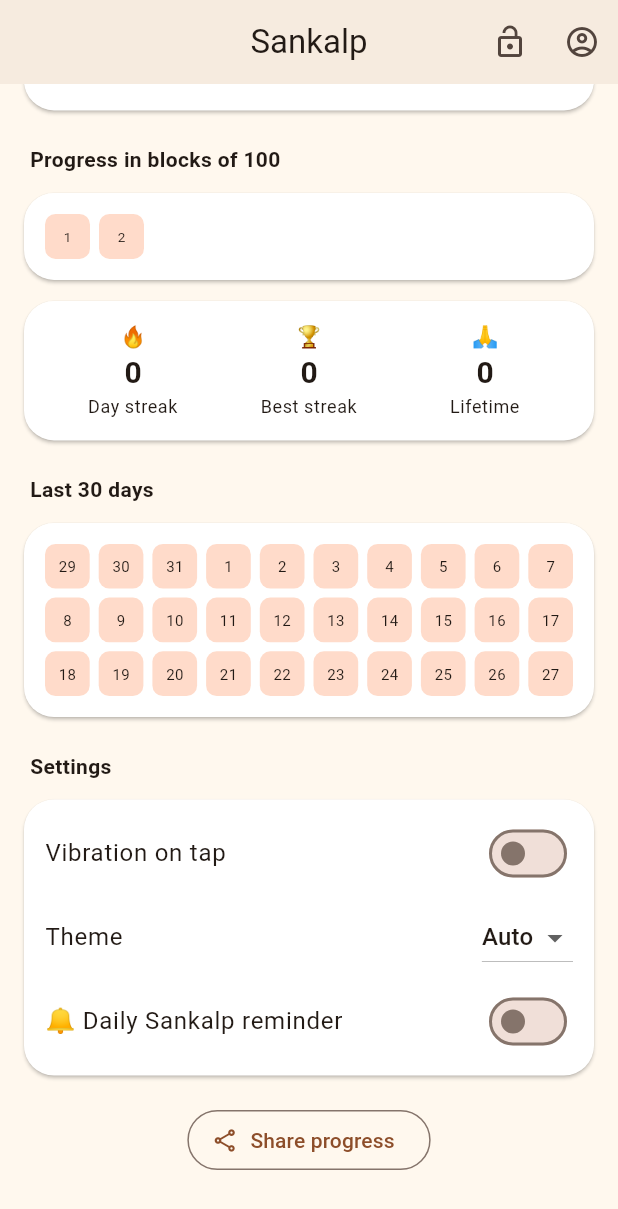
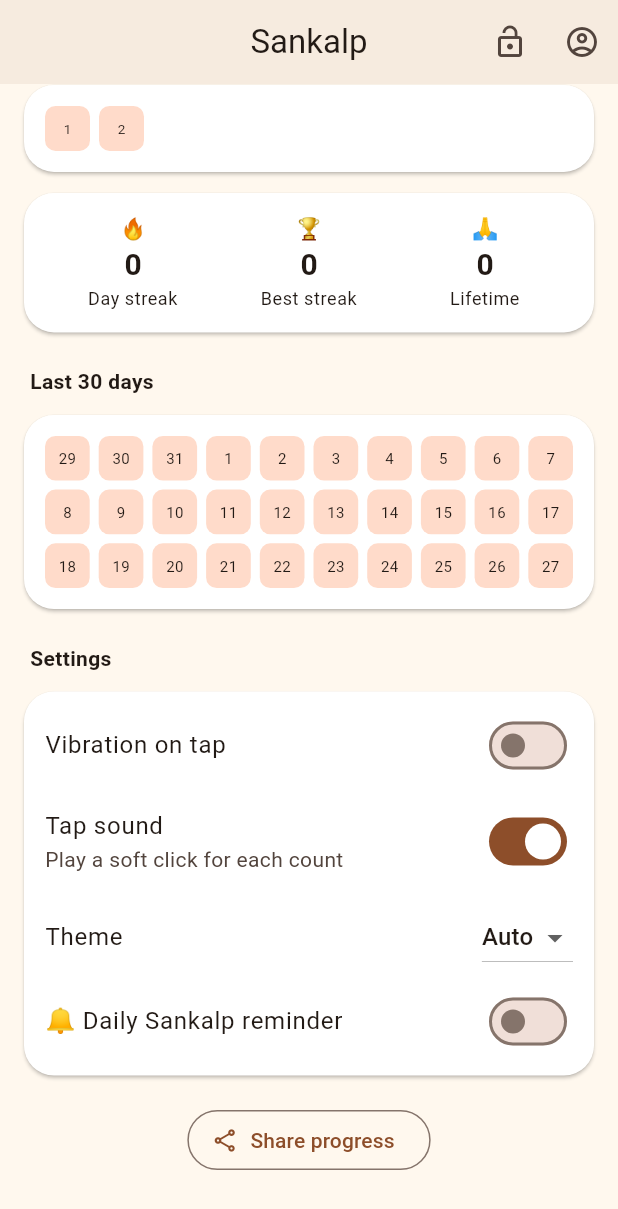
Before and after one commit to mickeysingh3312-bit/sankalp, a Flutter app: the screen it shows after launch, scrolled down 1152 dp, after a tap on "Vibration on tap", on a phone screen of 412 x 824 dp. Shown: the top 1209 px of the screen. Run offline on Flutter 3.47's test engine with Material 3 defaults, Android fonts, the light colour scheme and no system bars; our stand-ins replace flutter_local_notifications, flutter_secure_storage, flutter_timezone, in_app_purchase, share_plus, shared_preferences and 1 more.

Commit message:
Reset counts on Naam change and add tap sound

```diff
--- a/mobile/lib/src/app_controller.dart
+++ b/mobile/lib/src/app_controller.dart
@@ -37,6 +37,7 @@ class AppController extends ChangeNotifier {
   int bestStreak = 0;
   String theme = 'auto';
   bool vibrate = true;
+  bool tapSound = true;
   bool reminderEnabled = false;
   int reminderHour = 7;
   int reminderMinute = 0;
@@ -114,8 +115,17 @@ class AppController extends ChangeNotifier {
   }
 
   void selectMantra(String id, {String? custom}) {
+    final nextCustom = custom?.trim();
+    final changed = mantraId != id ||
+        (id == 'custom' && nextCustom != null && nextCustom != customMantra.trim());
     mantraId = id;
-    if (custom != null) customMantra = custom;
+    if (nextCustom != null) customMantra = nextCustom;
+    if (changed) {
+      count = 0;
+      tapCount = 0;
+      malaCount = 0;
+      writeCount = 0;
+    }
     _saveAndNotify();
   }
 
@@ -133,6 +143,11 @@ class AppController extends ChangeNotifier {
 
   void setVibration(bool value) {
     vibrate = value;
+    _saveAndNotify();
+  }
+
+  void setTapSound(bool value) {
+    tapSound = value;
     _saveAndNotify();
   }
 
@@ -214,6 +229,7 @@ class AppController extends ChangeNotifier {
           'goal': goal,
           'theme': theme,
           'vibrate': vibrate,
+          'tap_sound': tapSound,
           'reminder_enabled': reminderEnabled,
           'reminder_hour': reminderHour,
           'reminder_minute': reminderMinute,
@@ -311,6 +327,7 @@ class AppController extends ChangeNotifier {
       bestStreak = (json['best_streak'] as num?)?.toInt() ?? 0;
       theme = json['theme']?.toString() ?? 'auto';
       vibrate = json['vibrate'] as bool? ?? true;
+      tapSound = json['tap_sound'] as bool? ?? true;
       reminderEnabled = json['reminder_enabled'] as bool? ?? false;
       reminderHour = (json['reminder_hour'] as num?)?.toInt() ?? 7;
       reminderMinute = (json['reminder_minute'] as num?)?.toInt() ?? 0;
@@ -342,6 +359,7 @@ class AppController extends ChangeNotifier {
           'best_streak': bestStreak,
           'theme': theme,
           'vibrate': vibrate,
+          'tap_sound': tapSound,
           'reminder_enabled': reminderEnabled,
           'reminder_hour': reminderHour,
           'reminder_minute': reminderMinute,
--- a/mobile/lib/src/home_screen.dart
+++ b/mobile/lib/src/home_screen.dart
@@ -25,6 +25,7 @@ class _HomeScreenState extends State<HomeScreen> {
   void increment(JapMode selectedMode) {
     controller.increment(selectedMode);
     if (controller.vibrate) HapticFeedback.selectionClick();
+    if (controller.tapSound) SystemSound.play(SystemSoundType.click);
   }
 
   void openPremium() => Navigator.push(
@@ -499,6 +500,13 @@ class _HomeScreenState extends State<HomeScreen> {
                 value: controller.vibrate,
                 onChanged: controller.setVibration,
               ),
+              SwitchListTile(
+                contentPadding: EdgeInsets.zero,
+                title: const Text('Tap sound'),
+                subtitle: const Text('Play a soft click for each count'),
+                value: controller.tapSound,
+                onChanged: controller.setTapSound,
+              ),
               ListTile(
                 contentPadding: EdgeInsets.zero,
                 title: const Text('Theme'),
--- a/mobile/pubspec.yaml
+++ b/mobile/pubspec.yaml
@@ -1,7 +1,7 @@
 name: sankalp_app
 description: Daily Naam Jap tracker with free and Premium plans.
 publish_to: none
-version: 0.1.1+2
+version: 0.1.2+3
 
 environment:
   sdk: '>=3.10.0 <4.0.0'
```
Also changed, not shown: 1 other file.
